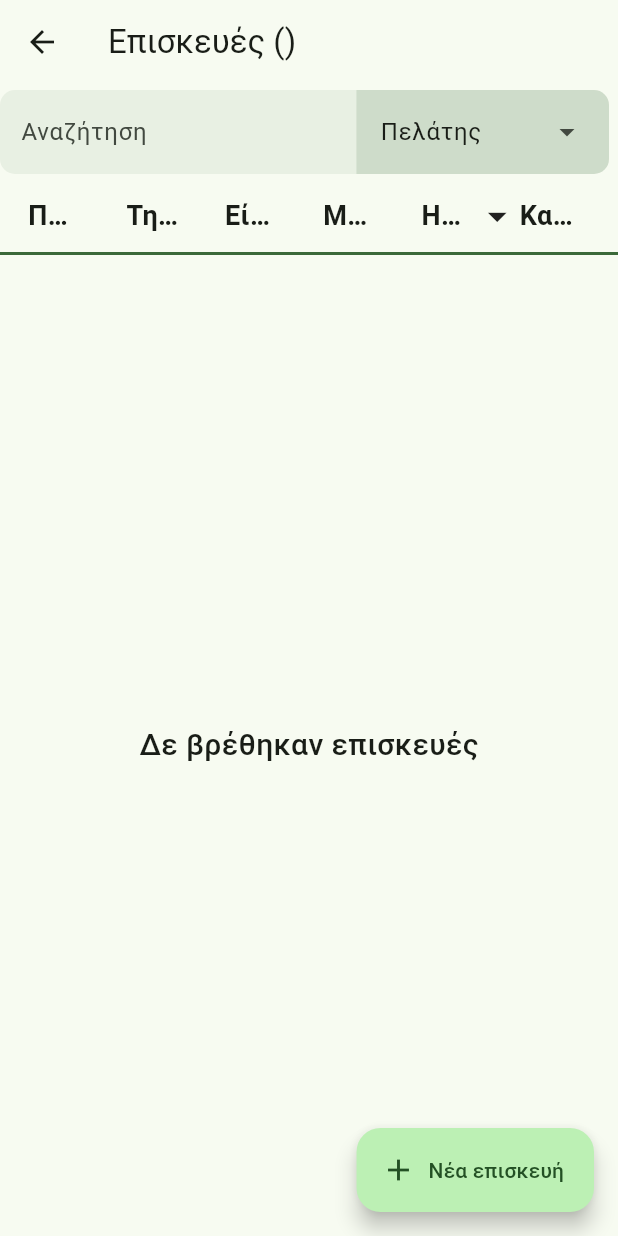
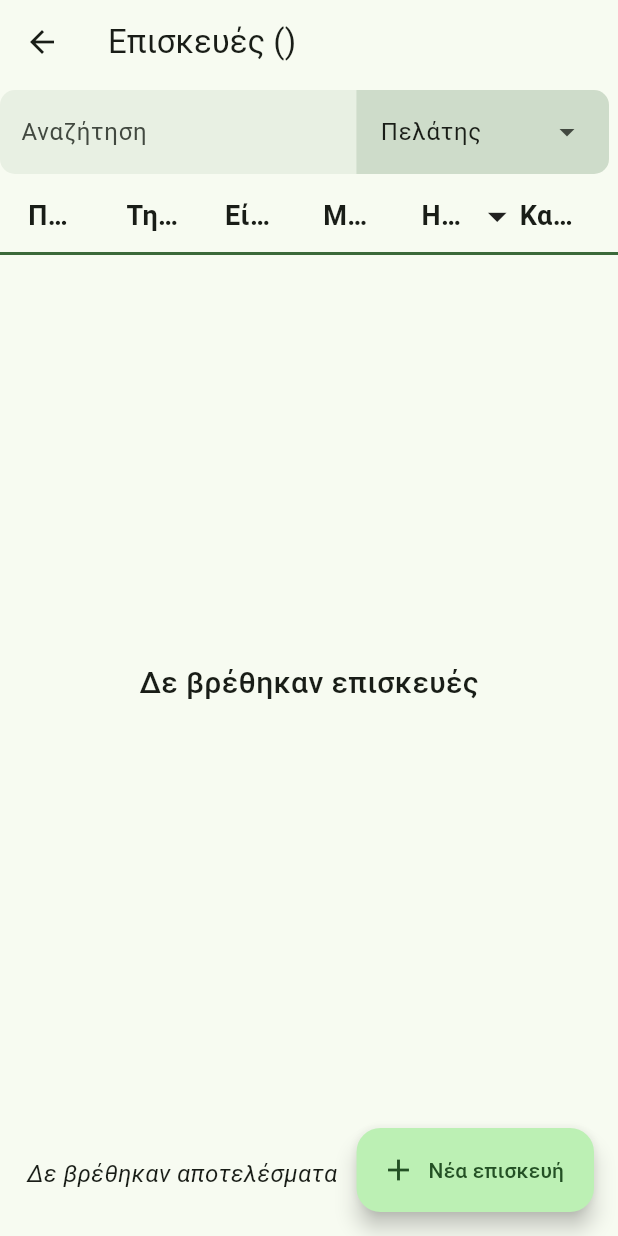
Before and after one commit to StratosGiak/rodis_app, a Flutter app: the RecordListScreen screen opened directly, on a phone screen of 412 x 824 dp. Run offline on Flutter 3.47's test engine with Material 3 defaults, Android fonts, the phone set to English and light mode, and no system bars.

Commit message:
add result summary in record list

```diff
--- a/lib/record_list_screen.dart
+++ b/lib/record_list_screen.dart
@@ -38,12 +38,37 @@ class _RecordListScreenState extends State<RecordListScreen> {
                   Text("Επισκευές (${value.name})"),
             ),
           ),
-          body: const Column(
+          body: Column(
             crossAxisAlignment: CrossAxisAlignment.stretch,
             children: [
-              SearchBar(),
-              RecordListHeader(),
-              Expanded(child: RecordList()),
+              const SearchBar(),
+              const RecordListHeader(),
+              const Expanded(child: RecordList()),
+              Padding(
+                padding: const EdgeInsets.symmetric(
+                  vertical: 30.0,
+                  horizontal: 18.0,
+                ),
+                child: Align(
+                  alignment: Alignment.centerLeft,
+                  child: Consumer<RecordView>(
+                    builder: (context, value, child) {
+                      final text = value.filtered.isEmpty
+                          ? "Δε βρέθηκαν αποτελέσματα"
+                          : value.filtered.length == 1
+                              ? "Βρέθηκε ${value.filtered.length} αποτέλεσμα"
+                              : "Βρέθηκαν ${value.filtered.length} αποτελέσματα";
+                      return Text(
+                        text,
+                        style: const TextStyle(
+                          fontSize: 16,
+                          fontStyle: FontStyle.italic,
+                        ),
+                      );
+                    },
+                  ),
+                ),
+              ),
             ],
           ),
           floatingActionButton: FloatingActionButton.extended(
```
